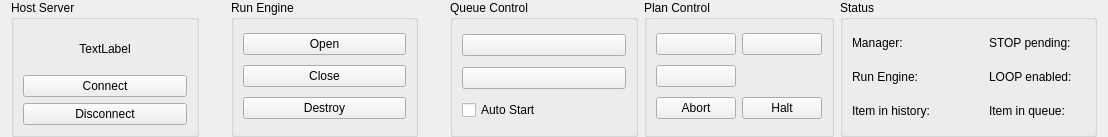
BCDA-APS/QSview, file src/QSviz/resources/status.ui: the form before one commit.
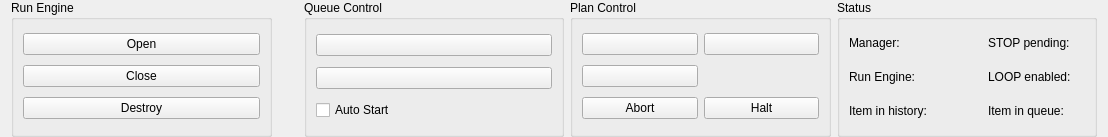
The form after the commit. Icons and pictures are not drawn.

```diff
--- a/src/QSviz/resources/status.ui
+++ b/src/QSviz/resources/status.ui
@@ -20,61 +20,6 @@
    <property name="bottomMargin">
     <number>0</number>
    </property>
-   <item>
-    <widget class="QGroupBox" name="groupBox">
-     <property name="title">
-      <string>Host Server</string>
-     </property>
-     <layout class="QGridLayout" name="gridLayout_4">
-      <item row="1" column="0">
-       <widget class="QPushButton" name="connectButton">
-        <property name="text">
-         <string>Connect</string>
-        </property>
-       </widget>
-      </item>
-      <item row="2" column="0">
-       <widget class="QPushButton" name="disconnectButton">
-        <property name="text">
-         <string>Disconnect</string>
-        </property>
-       </widget>
-      </item>
-      <item row="0" column="0">
-       <widget class="QLabel" name="connectionStatusLabel">
-        <property name="text">
-         <string>TextLabel</string>
-        </property>
-        <property name="alignment">
-         <set>Qt::AlignCenter</set>
-        </property>
-       </widget>
-      </item>
-     </layout>
-    </widget>
-   </item>
-   <item>
-    <widget class="QLabel" name="connectionLEDLabel">
-     <property name="sizePolicy">
-      <sizepolicy hsizetype="Fixed" vsizetype="Fixed">
-       <horstretch>0</horstretch>
-       <verstretch>0</verstretch>
-      </sizepolicy>
-     </property>
-     <property name="minimumSize">
-      <size>
-       <width>20</width>
-       <height>20</height>
-      </size>
-     </property>
-     <property name="styleSheet">
-      <string notr="true">background-color: transparent; border-radius: 8px;</string>
-     </property>
-     <property name="text">
-      <string/>
-     </property>
-    </widget>
-   </item>
    <item>
     <widget class="QGroupBox" name="groupBox_2">
      <property name="title">
```
Left out of the diff: 10 changed lines with no effect on the pictures.
